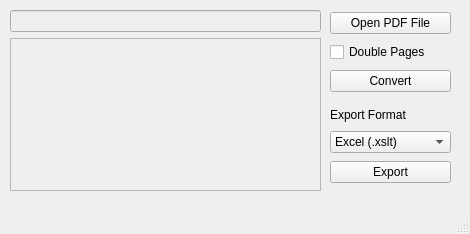
The window that UIComponents/layouts/main.ui (bmidhunbabu/pdf-extract) describes before a commit, drawn with Qt 5.
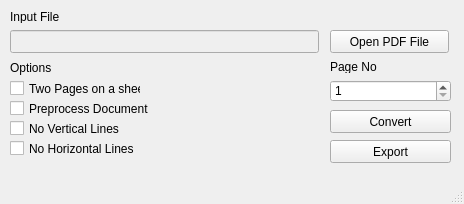
The same window after the commit.

Commit message: wworking input 1 and input 2

The edit to the form file:
```diff
--- a/UIComponents/layouts/main.ui
+++ b/UIComponents/layouts/main.ui
@@ -6,26 +6,80 @@
    <rect>
     <x>0</x>
     <y>0</y>
-    <width>470</width>
-    <height>234</height>
+    <width>464</width>
+    <height>204</height>
    </rect>
   </property>
   <property name="windowTitle">
    <string>MainWindow</string>
   </property>
   <widget class="QWidget" name="centralwidget">
-   <widget class="QWidget" name="verticalLayoutWidget">
+   <widget class="QLabel" name="label_2">
     <property name="geometry">
      <rect>
-      <x>330</x>
+      <x>10</x>
       <y>10</y>
-      <width>121</width>
-      <height>181</height>
+      <width>309</width>
+      <height>13</height>
      </rect>
     </property>
-    <layout class="QVBoxLayout" name="verticalLayout_2">
-     <item>
-      <widget class="QPushButton" name="OpePdfFileButton">
+    <property name="maximumSize">
+     <size>
+      <width>16777215</width>
+      <height>16</height>
+     </size>
+    </property>
+    <property name="text">
+     <string>Input File</string>
+    </property>
+   </widget>
+   <widget class="QLineEdit" name="fileName">
+    <property name="enabled">
+     <bool>false</bool>
+    </property>
+    <property name="geometry">
+     <rect>
+      <x>10</x>
+      <y>30</y>
+      <width>309</width>
+      <height>23</height>
+     </rect>
+    </property>
+    <property name="maximumSize">
+     <size>
+      <width>1000</width>
+      <height>16777215</height>
+     </size>
+    </property>
+   </widget>
+   <widget class="QLabel" name="label_3">
+    <property name="geometry">
+     <rect>
+      <x>10</x>
+      <y>60</y>
+      <width>309</width>
+      <height>16</height>
+     </rect>
+    </property>
+    <property name="maximumSize">
+     <size>
+      <width>16777215</width>
+      <height>16</height>
+     </size>
+    </property>
+    <property name="text">
+     <string>Options</string>
+    </property>
+   </widget>
+   <widget class="QPushButton" name="opePdfFileButton">
+    <property name="geometry">
+     <rect>
+      <x>330</x>
+      <y>30</y>
+      <width>119</width>
+      <height>23</height>
+     </rect>
+    </property>
        <property name="minimumSize">
         <size>
          <width>100</width>
@@ -36,16 +90,67 @@
         <string>Open PDF File</string>
        </property>
       </widget>
-     </item>
-     <item>
-      <widget class="QCheckBox" name="checkBox">
+   <widget class="QCheckBox" name="doublePages">
+    <property name="geometry">
+     <rect>
+      <x>10</x>
+      <y>80</y>
+      <width>131</width>
+      <height>17</height>
+     </rect>
+    </property>
        <property name="text">
-        <string>Double Pages</string>
-       </property>
-      </widget>
-     </item>
-     <item>
+     <string>Two Pages on a sheet</string>
+    </property>
+   </widget>
+   <widget class="QCheckBox" name="preprocess">
+    <property name="geometry">
+     <rect>
+      <x>10</x>
+      <y>100</y>
+      <width>141</width>
+      <height>17</height>
+     </rect>
+    </property>
+    <property name="text">
+     <string>Preprocess Document</string>
+    </property>
+   </widget>
+   <widget class="QCheckBox" name="verticalLines">
+    <property name="geometry">
+     <rect>
+      <x>10</x>
+      <y>120</y>
+      <width>201</width>
+      <height>17</height>
+     </rect>
+    </property>
+    <property name="text">
+     <string>No Vertical Lines</string>
+    </property>
+   </widget>
+   <widget class="QCheckBox" name="horizontalLines">
+    <property name="geometry">
+     <rect>
+      <x>10</x>
+      <y>140</y>
+      <width>191</width>
+      <height>17</height>
+     </rect>
+    </property>
+    <property name="text">
+     <string>No Horizontal Lines</string>
+    </property>
+   </widget>
       <widget class="QPushButton" name="convertButton">
+    <property name="geometry">
+     <rect>
+      <x>330</x>
+      <y>110</y>
+      <width>121</width>
+      <height>23</height>
+     </rect>
+    </property>
        <property name="styleSheet">
         <string notr="true"/>
        </property>
@@ -53,54 +158,15 @@
         <string>Convert</string>
        </property>
       </widget>
-     </item>
-     <item>
-      <spacer name="verticalSpacer">
-       <property name="orientation">
-        <enum>Qt::Vertical</enum>
-       </property>
-       <property name="sizeType">
-        <enum>QSizePolicy::Expanding</enum>
-       </property>
-      </spacer>
-     </item>
-     <item>
-      <widget class="QLabel" name="label">
-       <property name="maximumSize">
-        <size>
-         <width>16777215</width>
-         <height>16</height>
-        </size>
-       </property>
-       <property name="text">
-        <string>Export Format</string>
-       </property>
-      </widget>
-     </item>
-     <item>
-      <widget class="QComboBox" name="comboBox">
-       <property name="styleSheet">
-        <string notr="true"/>
-       </property>
-       <item>
-        <property name="text">
-         <string>Excel (.xslt)</string>
-        </property>
-       </item>
-       <item>
-        <property name="text">
-         <string>CSV (.csv)</string>
-        </property>
-       </item>
-       <item>
-        <property name="text">
-         <string>JSON (.json)</string>
-        </property>
-       </item>
-      </widget>
-     </item>
-     <item>
       <widget class="QPushButton" name="exportButton">
+    <property name="geometry">
+     <rect>
+      <x>330</x>
+      <y>140</y>
+      <width>121</width>
+      <height>23</height>
+     </rect>
+    </property>
        <property name="styleSheet">
         <string notr="true"/>
        </property>
@@ -108,40 +174,31 @@
         <string>Export</string>
        </property>
       </widget>
-     </item>
-    </layout>
-   </widget>
-   <widget class="QWidget" name="horizontalLayoutWidget">
+   <widget class="QLabel" name="label">
     <property name="geometry">
      <rect>
-      <x>10</x>
-      <y>10</y>
-      <width>311</width>
-      <height>181</height>
+      <x>330</x>
+      <y>60</y>
+      <width>47</width>
+      <height>13</height>
      </rect>
     </property>
-    <layout class="QVBoxLayout" name="verticalLayout">
-     <item>
-      <widget class="QLineEdit" name="lineEdit">
-       <property name="enabled">
-        <bool>false</bool>
-       </property>
-       <property name="maximumSize">
-        <size>
-         <width>1000</width>
-         <height>16777215</height>
-        </size>
-       </property>
-      </widget>
-     </item>
-     <item>
-      <widget class="QTextEdit" name="textEdit">
-       <property name="enabled">
-        <bool>false</bool>
-       </property>
-      </widget>
-     </item>
-    </layout>
+    <property name="text">
+     <string>Page No.</string>
+    </property>
+   </widget>
+   <widget class="QSpinBox" name="pageNumber">
+    <property name="geometry">
+     <rect>
+      <x>330</x>
+      <y>80</y>
+      <width>121</width>
+      <height>22</height>
+     </rect>
+    </property>
+    <property name="minimum">
+     <number>1</number>
+    </property>
    </widget>
   </widget>
   <widget class="QMenuBar" name="menubar">
```
Left out of the diff: 2 changed lines with no effect on the pictures. Lines whose indentation alone changed are shown as unchanged. The commit also changes 10 other files.
